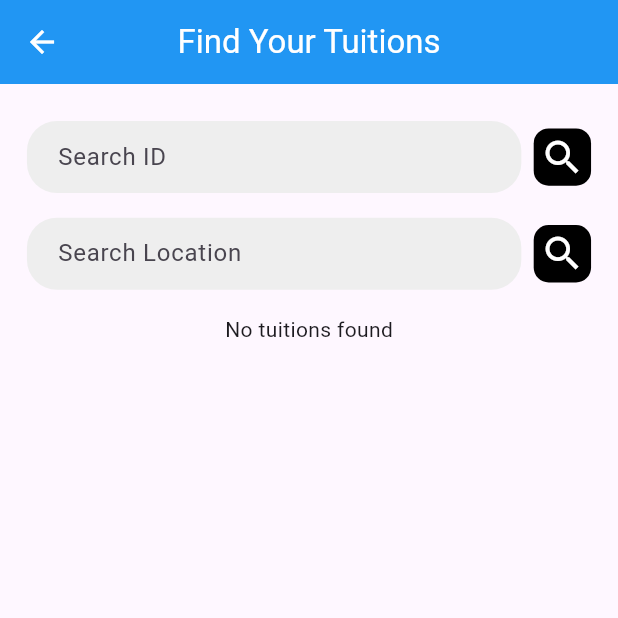
After one commit to shakib08/tutorpro, a Flutter app: the tuitionsPage screen opened directly, on a phone screen of 412 x 824 dp, the top half of it. The commit adds this screen. Run offline on Flutter 3.47's test engine with Material 3 defaults, Android fonts, the light colour scheme and no system bars; our stand-ins replace cloud_firestore, firebase_auth, firebase_core, firebase_storage, image_picker; accounts and stored records are empty; network calls fail.

Commit message:
Second Progress

```diff
--- a/lib/homepage.dart
+++ b/lib/homepage.dart
@@ -5,6 +5,7 @@ import 'package:flutter/material.dart';
 import 'package:flutter/widgets.dart';
 import 'package:tutorpro/login.dart';
 import 'package:tutorpro/profile.dart';
+import 'package:tutorpro/tuitions.dart';
 
 class home extends StatefulWidget {
   const home({super.key});
@@ -172,7 +173,9 @@ class _homebodyState extends State<homebody> {
                 mainAxisAlignment: MainAxisAlignment.center,
                 children: [
                   GestureDetector(
-                    onTap: (){},
+                    onTap: (){
+                       Navigator.push(context, MaterialPageRoute(builder: (context)=> tuitionsPage()));
+                    },
                     child: Container(
                       width: size.width*0.45,
                       height: size.height*0.20,
--- /dev/null
+++ b/lib/tuitions.dart
@@ -0,0 +1,187 @@
+import 'package:cloud_firestore/cloud_firestore.dart';
+import 'package:flutter/cupertino.dart';
+import 'package:flutter/material.dart';
+import 'package:flutter/widgets.dart';
+import 'package:tutorpro/Components/button.dart';
+import 'package:tutorpro/Components/textinput.dart';
+import 'package:tutorpro/tuitiondetails.dart';
+
+class tuitionsPage extends StatefulWidget {
+  const tuitionsPage({super.key});
+
+  @override
+  State<tuitionsPage> createState() => _tuitionsState();
+}
+
+class _tuitionsState extends State<tuitionsPage> {
+  @override
+  Widget build(BuildContext context) {
+    return Scaffold(
+      appBar: AppBar(
+        centerTitle: true,
+        title: const Text(
+          "Find Your Tuitions",
+          style: TextStyle(color: Colors.white),
+        ),
+        backgroundColor: Colors.blue,
+        iconTheme: const IconThemeData(color: Colors.white),
+      ),
+      body: const tuitionBody(),
+    );
+  }
+}
+
+class tuitionBody extends StatefulWidget {
+  const tuitionBody({super.key});
+
+  @override
+  State<tuitionBody> createState() => _tuitionBodyState();
+}
+
+class _tuitionBodyState extends State<tuitionBody> {
+  TextEditingController searchID = TextEditingController();
+  TextEditingController searchLocation = TextEditingController();
+
+  @override
+  Widget build(BuildContext context) {
+    Size size = MediaQuery.of(context).size;
+    return SafeArea(
+        child: SingleChildScrollView(
+            child: Column(
+      mainAxisAlignment: MainAxisAlignment.center,
+      children: [
+        SizedBox(
+          height: size.height * 0.03,
+        ),
+        //Search Tuition ID
+        Row(
+          mainAxisAlignment: MainAxisAlignment.center,
+          children: [
+            textinput(
+                hintText: "Search ID",
+                texteditingcontroller: searchID,
+                inputType: TextInputType.number),
+            SizedBox(
+              width: size.width * 0.02,
+            ),
+            GestureDetector(
+              onTap: () {},
+              child: Container(
+                padding: EdgeInsets.all(size.width * 0.01),
+                decoration: BoxDecoration(
+                    borderRadius: BorderRadius.circular(10), color: Colors.black),
+                child: const Icon(
+                  Icons.search,
+                  color: Colors.white,
+                  size: 30,
+                ),
+              ),
+            )
+          ],
+        ),
+        SizedBox(
+          height: size.height * 0.02,
+        ),
+        //Search Location
+        Row(
+          mainAxisAlignment: MainAxisAlignment.center,
+          children: [
+            textinput(
+                hintText: "Search Location",
+                texteditingcontroller: searchLocation,
+                inputType: TextInputType.text),
+            SizedBox(
+              width: size.width * 0.02,
+            ),
+            GestureDetector(
+              onTap: () {},
+              child: Container(
+                padding: EdgeInsets.all(size.width * 0.01),
+                decoration: BoxDecoration(
+                    borderRadius: BorderRadius.circular(10), color: Colors.black),
+                child: const Icon(
+                  Icons.search,
+                  color: Colors.white,
+                  size: 30,
+                ),
+              ),
+            )
+          ],
+        ),
+        SizedBox(
+          height: size.height * 0.02,
+        ),
+        StreamBuilder(
+            stream: FirebaseFirestore.instance.collection("tuitions").snapshots(),
+            builder: (context, AsyncSnapshot<QuerySnapshot> snapshot) {
+              if (snapshot.connectionState == ConnectionState.waiting) {
+                return const Center(child: CircularProgressIndicator());
+              }
+
+              if (snapshot.hasError) {
+                return Center(child: Text('Error: ${snapshot.error}'));
+              }
+
+              if (snapshot.data == null || snapshot.data!.docs.isEmpty) {
+                return const Center(child: Text('No tuitions found'));
+              }
+
+              return ListView.builder(
+                shrinkWrap: true,
+                physics: const NeverScrollableScrollPhysics(),
+                itemCount: snapshot.data!.docs.length,
+                itemBuilder: (context, index) {
+                  var userData =
+                      snapshot.data!.docs[index].data() as Map<String, dynamic>;
+                  var tuitionlocation = userData['location'] ?? 'Unknown';
+                  var tuitionclass = userData['class'] ?? 'Unknown';
+                  var tuitionSalary = userData['salary'] ?? 'Unknown';
+                  var tuitionCode = userData['code'] ?? 'Unknown';
+                  var days = userData['days'] ?? 'Unknown';
+                  var description = userData['description'] ?? 'Unknown';
+                  var studentGender = userData['studentgender'] ?? 'Unknown';
+                  var tutorGender = userData['tutorgender'] ?? 'Unknown';
+
+                  return GestureDetector(
+                    onTap: () {
+                      Navigator.push(context, MaterialPageRoute(
+                        builder:
+                        ((context) => tuition_details( tuitionClass: tuitionclass,
+                            tuitionCode: tuitionCode,
+                            days: days,
+                            description: description,
+                            location: tuitionlocation,
+                            salary: tuitionSalary,
+                            studentGender: studentGender,
+                            tutorGender: tutorGender,))));
+                    },
+                    child: Container(
+                      margin: EdgeInsets.symmetric(vertical: 10.0, horizontal: 15.0),
+                      padding: EdgeInsets.all(10.0),
+                      decoration: BoxDecoration(
+                        color: Colors.white,
+                        borderRadius: BorderRadius.circular(15.0),
+                        boxShadow: [
+                          BoxShadow(
+                            color: Colors.grey.withOpacity(0.5),
+                            spreadRadius: 2,
+                            blurRadius: 5,
+                            offset: Offset(0, 3), // changes position of shadow
+                          ),
+                        ],
+                      ),
+                      child: ListTile(
+                        title: Text(
+                          "Tuition Code: $tuitionCode\nLocation: $tuitionlocation\nClass: $tuitionclass\nSalary: $tuitionSalary",
+                          style: const TextStyle(fontSize: 16.0),
+                        ),
+                      ),
+                    ),
+                  );
+                },
+              );
+            }),
+      ],
+    )));
+  }
+}
```
Also changed, not shown: lib/tuitiondetails.dart (added, +60 -0 lines).
